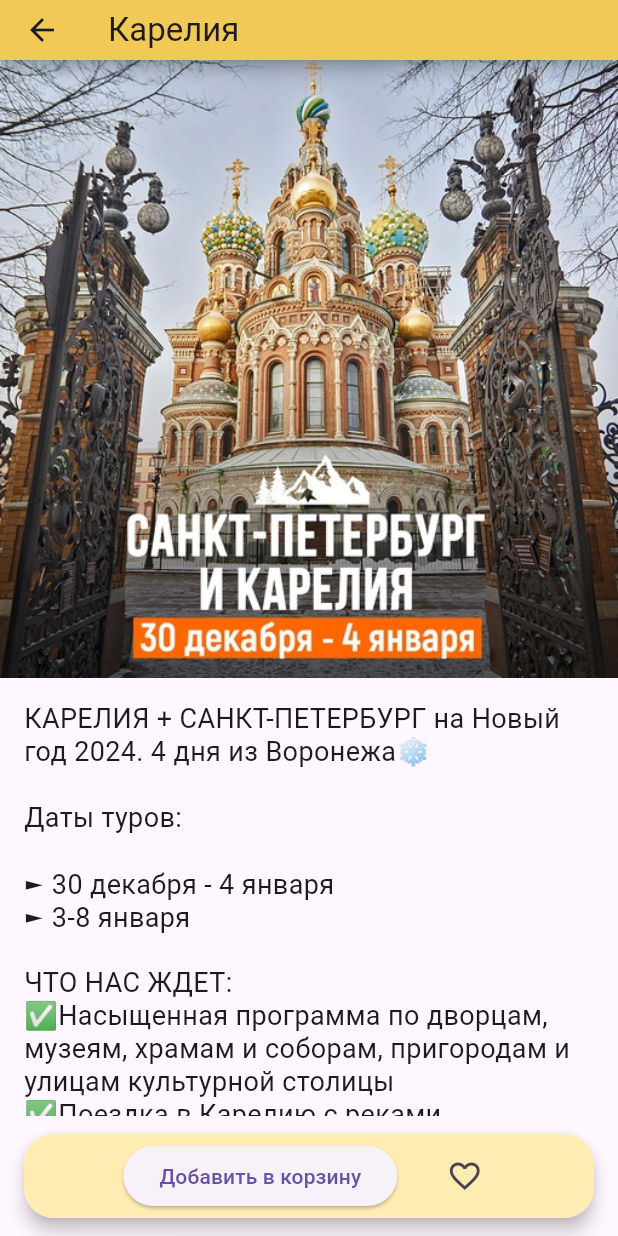
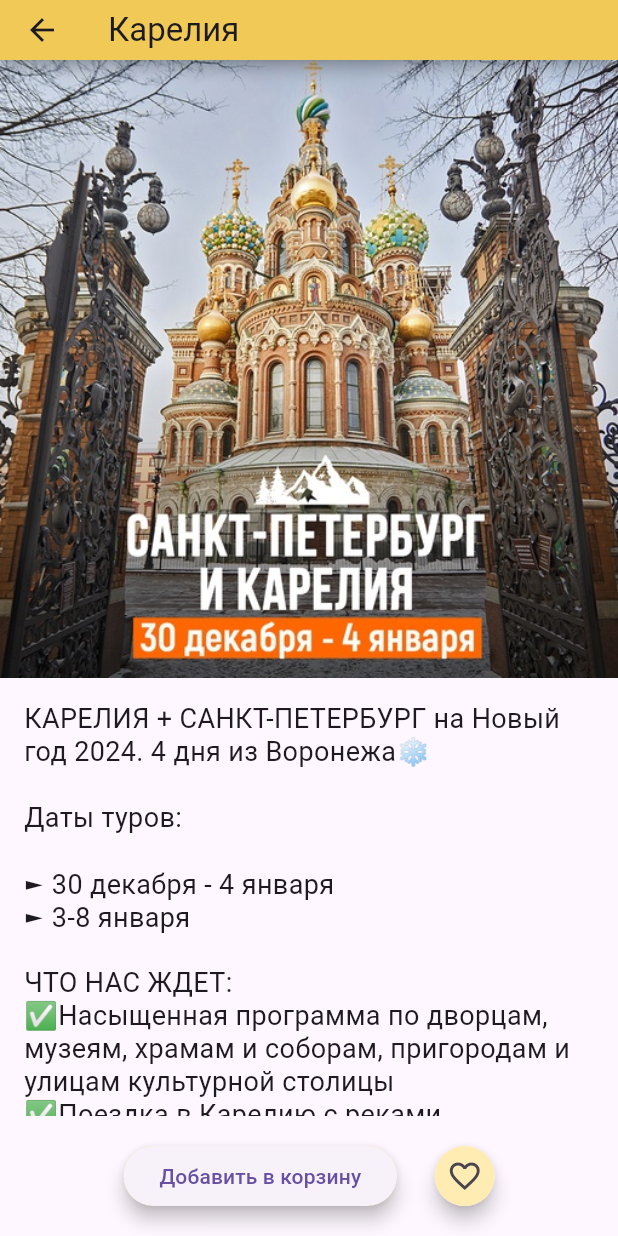
Before and after one commit to nkgrz/TravelApp, a Flutter app: the screen it shows after launch, after a tap on "Карелия", on a phone screen of 412 x 824 dp. Run offline on Flutter 3.47's test engine with Material 3 defaults, Android fonts, the light colour scheme and no system bars; our stand-ins replace firebase_auth, firebase_core, firebase_storage, image_picker, permission_handler, shared_preferences; accounts and stored records are empty; project files that could hold a hidden picture were left out.

Commit message:
Changing the style of the add to cart and favorites buttons in the product card

```diff
--- a/lib/screens/region_detail_screen.dart
+++ b/lib/screens/region_detail_screen.dart
@@ -31,25 +31,23 @@
           ],
         ),
       ),
+
       // Нижняя подложка с кнопками "Добавить в корзину" и "Избранное"
       bottomNavigationBar: BottomAppBar(
-        color:
-            Colors.transparent,
+        color: Colors.transparent,
         elevation: 0, // Убираем стандартную тень
-        child: Material(
+        child: Row(
+          mainAxisAlignment: MainAxisAlignment.center,
+          children: [
+            // Подложка и кнопка "Добавить в корзину"
+            Material(
               elevation: 5, // Тень для Material
               borderRadius: const BorderRadius.all(Radius.circular(20.0)),
-          child: SizedBox(
-            height: 60,
               child: ClipRRect(
                 borderRadius: const BorderRadius.all(Radius.circular(20.0)),
                 child: Container(
                   color: Colors.amber[100],
-                child: Row(
-                  mainAxisAlignment: MainAxisAlignment.center,
-                  children: [
-                    // Кнопка добавить в корзину
-                    ElevatedButton(
+                  child: ElevatedButton(
                     onPressed: () {
                       if (authService.currentUser == null) {
                         Navigator.of(context).pushNamed('/profile');
@@ -61,15 +59,25 @@
                     },
                     child: const Text('Добавить в корзину'),
                   ),
-
-                    const SizedBox(width: 25.0),
-                    // Кнопка избранное
-                    FavoriteButton(regionId: regionInfo.id),
-                  ],
                 ),
               ),
             ),
+
+            const SizedBox(width: 25.0),
+
+            // Подложка и кнопка "Избранное"
+            Material(
+              elevation: 5, // Тень для Material
+              borderRadius: const BorderRadius.all(Radius.circular(20.0)),
+              child: ClipRRect(
+                borderRadius: const BorderRadius.all(Radius.circular(20.0)),
+                child: Container(
+                  color: Colors.amber[100],
+                  child: FavoriteButton(regionId: regionInfo.id),
                 ),
+              ),
+            ),
+          ],
         ),
       ),
     );
```
Also changed, not shown: assets/images/dagestan/dagestan1.jpeg (deleted), assets/images/dagestan/dagestan2.jpeg (deleted), assets/images/dagestan/dagestan3.jpeg (deleted), assets/images/dagestan/dagestan4.jpeg (deleted), assets/images/dagestan/dagestan5.jpeg (deleted), assets/images/dagestan/dagestan6.jpeg (deleted), assets/images/dagestan/dagestan7.jpeg (deleted), assets/images/dagestan/dagestan9.jpeg (deleted), 1 other file. Lines whose indentation alone changed are shown as unchanged.
